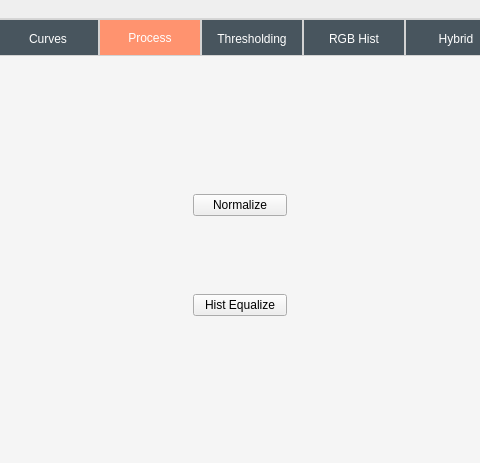
Before: the Qt Designer form mainwindow.ui in MohabGhobashy/image_processing_studio, drawn with Qt 5; both pictures show x 207 to 687 and y 0 to 463 of the 894 by 771 pixel window.
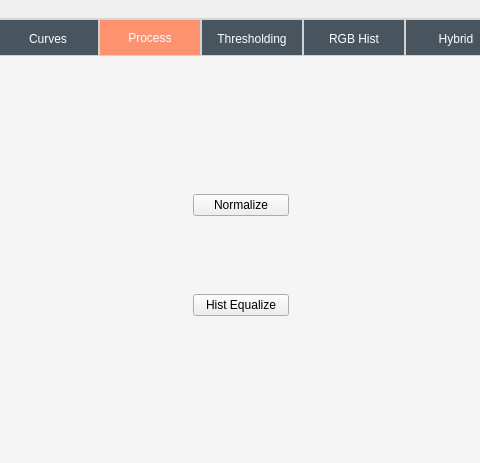
After: the same form once the commit is applied. The open tabs and pages were chosen to show the change. Icons and pictures are not drawn.

The edit to the form file:
```diff
--- a/mainwindow.ui
+++ b/mainwindow.ui
@@ -1243,7 +1243,7 @@
              <number>3</number>
             </property>
             <property name="rightMargin">
-             <number>3</number>
+             <number>1</number>
             </property>
             <item>
              <widget class="QPushButton" name="normalizeBtn">
@@ -1275,6 +1275,10 @@
           </widget>
          </item>
          <item>
+          <widget class="QWidget" name="" native="true">
+           <property name="enabled">
+            <bool>true</bool>
+           </property>
           <layout class="QHBoxLayout" name="horizontalLayout_11">
            <item>
             <widget class="QLabel" name="processedImg">
@@ -1284,6 +1288,7 @@
             </widget>
            </item>
           </layout>
+          </widget>
          </item>
         </layout>
        </item>
```
Left out of the diff: 4 changed lines with no effect on the pictures. Lines whose indentation alone changed are shown as unchanged.
